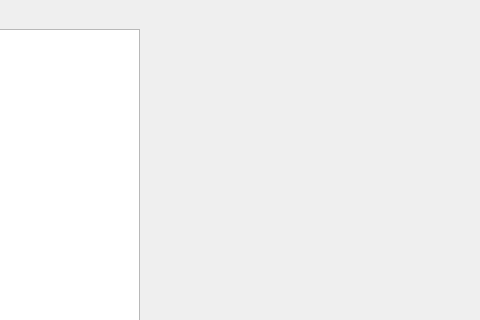
Qt form client/client.ui (ArtemiyGonchar/SendNGet) before a commit; both pictures show x 320 to 800 and y 0 to 320 of the 800 by 600 pixel window.
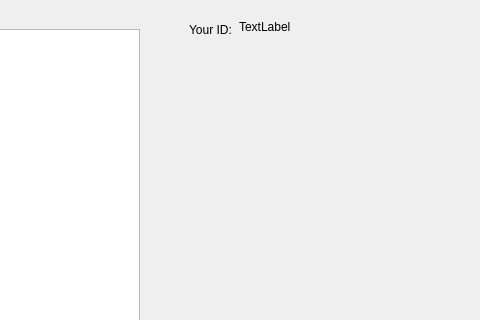
The same form after that commit. The open tabs and pages were chosen to show the change.

Patch:
```diff
--- a/client/client.ui
+++ b/client/client.ui
@@ -94,6 +94,32 @@
          </rect>
         </property>
        </widget>
+       <widget class="QLabel" name="label_4">
+        <property name="geometry">
+         <rect>
+          <x>500</x>
+          <y>10</y>
+          <width>51</width>
+          <height>21</height>
+         </rect>
+        </property>
+        <property name="text">
+         <string>Your ID:</string>
+        </property>
+       </widget>
+       <widget class="QLabel" name="l_id">
+        <property name="geometry">
+         <rect>
+          <x>550</x>
+          <y>10</y>
+          <width>121</width>
+          <height>16</height>
+         </rect>
+        </property>
+        <property name="text">
+         <string>TextLabel</string>
+        </property>
+       </widget>
       </widget>
      </widget>
     </item>
```
Left out of the diff: 4 changed lines with no effect on the pictures.
